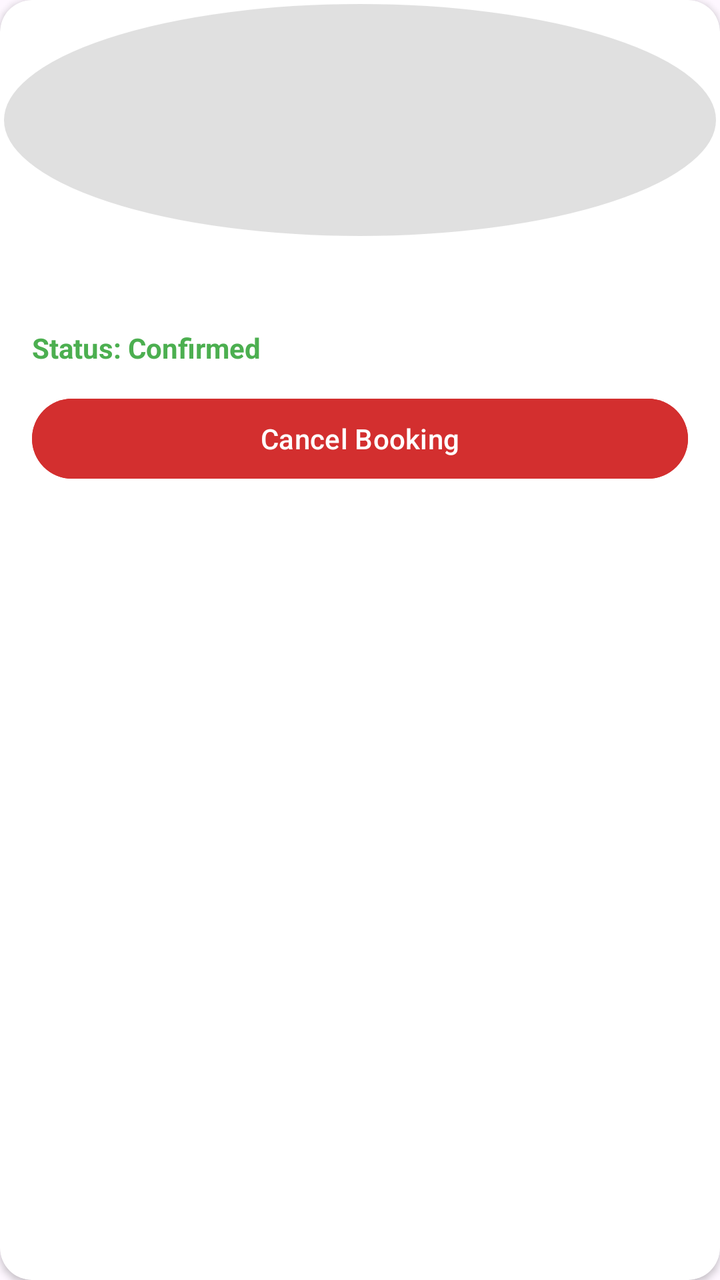
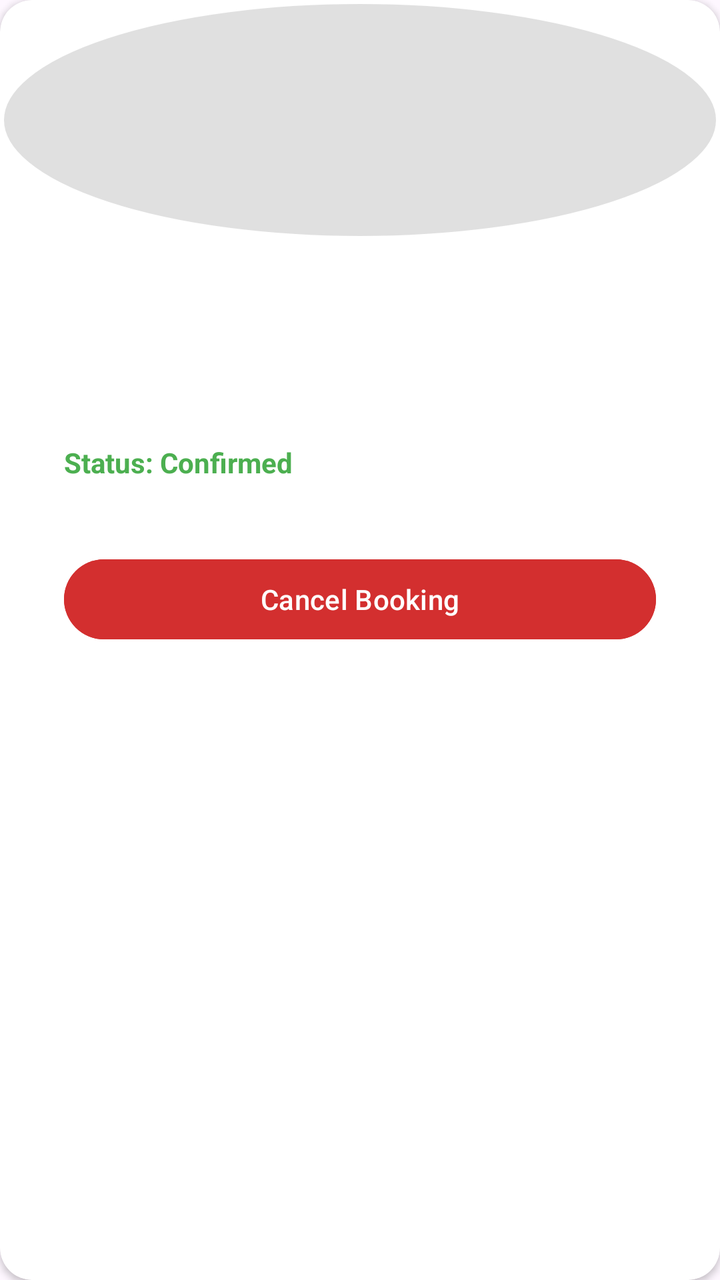

Compare the two renders of this Android layout. The source of the first and the diff that turns it into the second are given below.
<!-- AndroidManifest.xml: application theme Theme.HostelWorld -->
<!-- res/layout/item_booked_trip.xml -->
<?xml version="1.0" encoding="utf-8"?>
<androidx.cardview.widget.CardView xmlns:android="http://schemas.android.com/apk/res/android"
    xmlns:app="http://schemas.android.com/apk/res-auto"
    android:layout_width="match_parent"
    android:layout_height="wrap_content"
    android:layout_marginHorizontal="16dp"
    android:layout_marginVertical="8dp"
    app:cardCornerRadius="16dp"
    app:cardElevation="2dp">

    <LinearLayout
        android:layout_width="match_parent"
        android:layout_height="wrap_content"
        android:orientation="vertical">

        <ImageView
            android:id="@+id/ivBookedImage"
            android:layout_width="match_parent"
            android:layout_height="120dp"
            android:scaleType="centerCrop"
            android:src="@drawable/circle_placeholder" />

        <LinearLayout
            android:layout_width="match_parent"
            android:layout_height="wrap_content"
            android:orientation="vertical"
            android:padding="16dp">

            <TextView
                android:id="@+id/tvBookedName"
                android:layout_width="wrap_content"
                android:layout_height="wrap_content"
                android:textColor="#000000"
                android:textSize="18sp"
                android:textStyle="bold" />

            <TextView
                android:layout_width="wrap_content"
                android:layout_height="wrap_content"
                android:layout_marginTop="4dp"
                android:text="Status: Confirmed"
                android:textColor="#4CAF50"
                android:textStyle="bold" />

            <Button
                android:id="@+id/btnCancelBooking"
                android:layout_width="match_parent"
                android:layout_height="48dp"
                android:layout_marginTop="12dp"
                android:backgroundTint="#D32F2F"
                android:text="Cancel Booking" />
        </LinearLayout>
    </LinearLayout>
</androidx.cardview.widget.CardView>
<!-- resources referenced by this layout -->
<resources>
  <!-- drawable circle_placeholder (drawable) -->
  <?xml version="1.0" encoding="utf-8"?>
  <shape xmlns:android="http://schemas.android.com/apk/res/android"
      android:shape="oval">
  
      <solid android:color="#E0E0E0" />
  
      <stroke
          android:width="2dp"
          android:color="#FFFFFF" />
  </shape>
  <style name="Theme.HostelWorld" parent="Base.Theme.HostelWorld" />
  <style name="Base.Theme.HostelWorld" parent="Theme.Material3.DayNight.NoActionBar">
          
          
      </style>
</resources>

<!-- the commit's change to res/layout/item_booked_trip.xml (unified diff, before → after) -->
@@ -26,29 +26,60 @@
             android:orientation="vertical"
             android:padding="16dp">
 
-            <TextView
-                android:id="@+id/tvBookedName"
-                android:layout_width="wrap_content"
+            <LinearLayout
+                android:layout_width="match_parent"
                 android:layout_height="wrap_content"
-                android:textColor="#000000"
-                android:textSize="18sp"
-                android:textStyle="bold" />
+                android:orientation="vertical"
+                android:padding="16dp">
+                <TextView
+                    android:id="@+id/tvBookedName"
+                    android:layout_width="wrap_content"
+                    android:layout_height="wrap_content"
+                    android:textColor="#000000"
+                    android:textSize="18sp"
+                    android:textStyle="bold" />
 
-            <TextView
-                android:layout_width="wrap_content"
-                android:layout_height="wrap_content"
-                android:layout_marginTop="4dp"
-                android:text="Status: Confirmed"
-                android:textColor="#4CAF50"
-                android:textStyle="bold" />
+                <TextView
+                    android:id="@+id/tvBookedDates"
+                    android:layout_width="wrap_content"
+                    android:layout_height="wrap_content"
+                    android:layout_marginTop="4dp"
+                    android:textColor="#000000"
+                    android:textSize="14sp" />
 
-            <Button
-                android:id="@+id/btnCancelBooking"
-                android:layout_width="match_parent"
-                android:layout_height="48dp"
-                android:layout_marginTop="12dp"
-                android:backgroundTint="#D32F2F"
-                android:text="Cancel Booking" />
+                <TextView
+                    android:id="@+id/tvBookedPolicy"
+                    android:layout_width="wrap_content"
+                    android:layout_height="wrap_content"
+                    android:layout_marginTop="2dp"
+                    android:textColor="#D32F2F"
+                    android:textSize="12sp"
+                    android:textStyle="bold" />
+
+                <TextView
+                    android:layout_width="wrap_content"
+                    android:layout_height="wrap_content"
+                    android:layout_marginTop="4dp"
+                    android:text="Status: Confirmed"
+                    android:textColor="#4CAF50"
+                    android:textStyle="bold" />
+
+                <TextView
+                    android:id="@+id/tvBookedTotal"
+                    android:layout_width="wrap_content"
+                    android:layout_height="wrap_content"
+                    android:layout_marginTop="4dp"
+                    android:textColor="#757575"
+                    android:textSize="14sp" />
+
+                <Button
+                    android:id="@+id/btnCancelBooking"
+                    android:layout_width="match_parent"
+                    android:layout_height="48dp"
+                    android:layout_marginTop="12dp"
+                    android:backgroundTint="#D32F2F"
+                    android:text="Cancel Booking" />
+            </LinearLayout>
         </LinearLayout>
     </LinearLayout>
 </androidx.cardview.widget.CardView>
